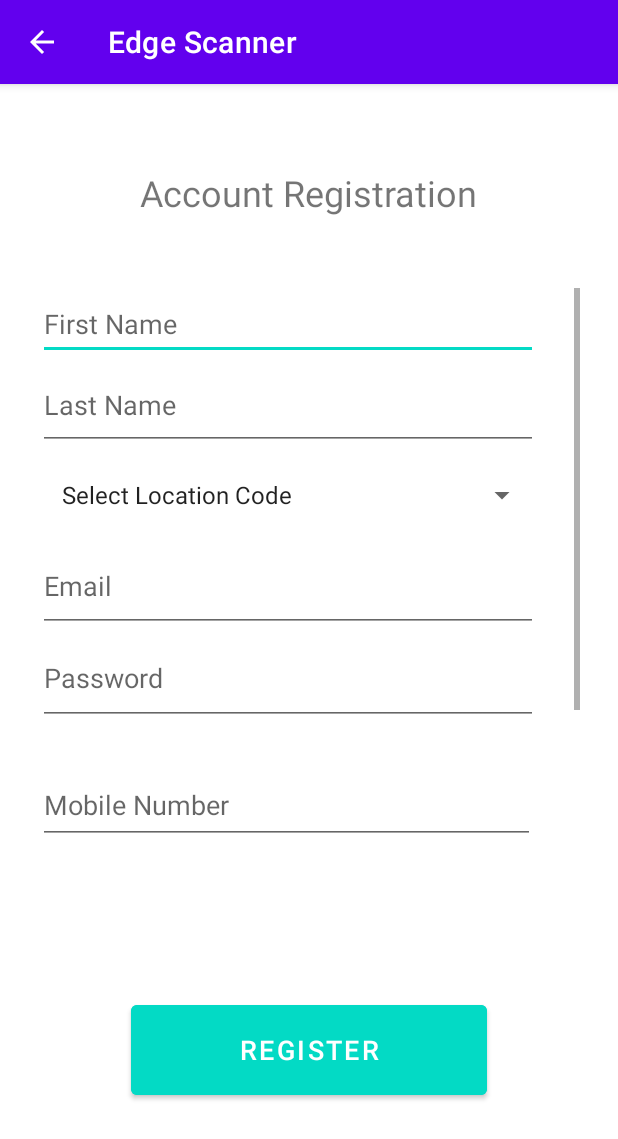
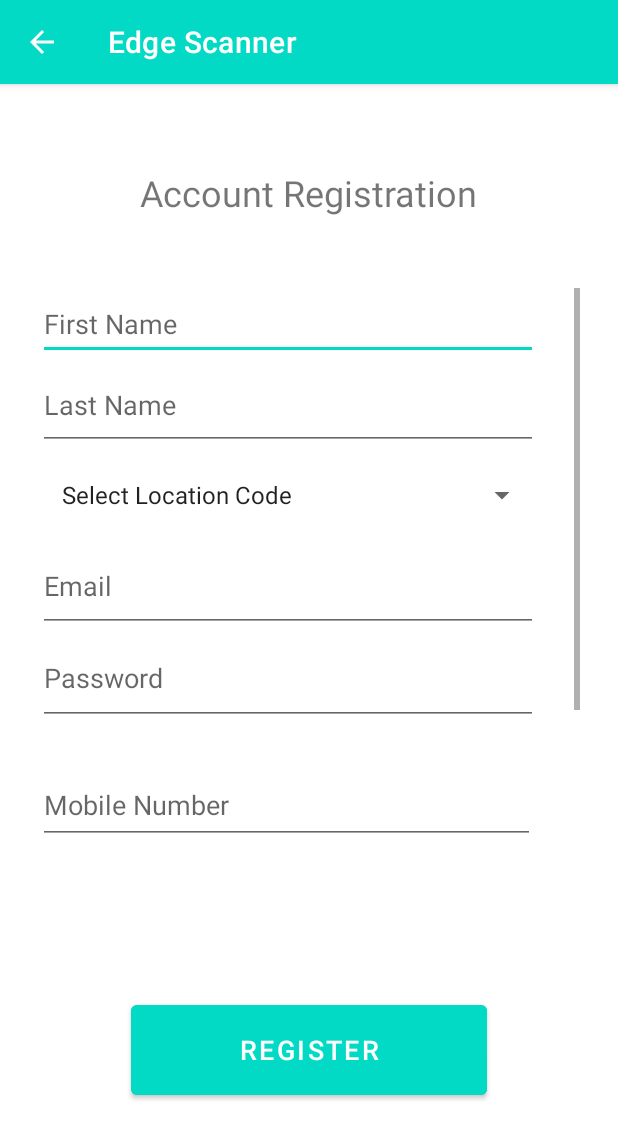
Before and after one commit to jolomunar/EdgeScanner-MobileApp, an Android app: the Register screen opened directly, with no data from a screen before it, on a phone screen of 412 x 824 dp. Shown: the top 1139 px of the screen. Run offline under Robolectric (Android 15) with nearby library versions, the phone set to English and light mode, and no system bars; our stand-ins replace Firebase (no records; nobody signed in at launch, a user with empty details on screens opened directly).

Commit message:
next-commit

```diff
--- a/app/src/main/java/apc/mobprog/myqrcodeandbarcodescanner/GlobalBarcode.java
+++ b/app/src/main/java/apc/mobprog/myqrcodeandbarcodescanner/GlobalBarcode.java
@@ -4,7 +4,6 @@ import java.util.ArrayList;
 
 public class GlobalBarcode {
     public static String barcode;
-    public static String fName;
     public static ArrayList<String> arrayList = new ArrayList<String>();
     public static String stCode;
     public static String size;
--- a/app/src/main/java/apc/mobprog/myqrcodeandbarcodescanner/PromoData.java
+++ b/app/src/main/java/apc/mobprog/myqrcodeandbarcodescanner/PromoData.java
@@ -7,18 +7,14 @@ public class PromoData {
     public static String password;
     public String locationCode;
     public String mobNum;
-    public String empAge;
-    public String empGen;
 
     public PromoData(String first, String sur, String emailAdd, String passwd, String locCode,
-                     String mobileNumber, String age, String gender) {
+                     String mobileNumber) {
         this.firstname = first;
         this.lastname = sur;
         this.email = emailAdd;
         this.password = passwd;
         this.locationCode = locCode;
         this.mobNum = mobileNumber;
-        this.empAge = age;
-        this.empGen= gender;
     }
 }
--- a/app/src/main/java/apc/mobprog/myqrcodeandbarcodescanner/Register.java
+++ b/app/src/main/java/apc/mobprog/myqrcodeandbarcodescanner/Register.java
@@ -36,9 +36,9 @@ import com.google.firebase.database.FirebaseDatabase;
 
 public class Register extends AppCompatActivity {
 
-    EditText firstname, lastname, email, password, mobNum, empAge;
-    Spinner locationCode, empGen;
-    String first, sur, emailAdd, passwd, locCode, mobileNumber, gender, age;
+    EditText firstname, lastname, email, password, mobNum;
+    Spinner locationCode;
+    String first, sur, emailAdd, passwd, locCode, mobileNumber;
     Button register;
 
     FirebaseDatabase node = FirebaseDatabase.getInstance();
@@ -58,7 +58,6 @@ public class Register extends AppCompatActivity {
         email = findViewById(R.id.email);
         password = findViewById(R.id.password);
         mobNum= findViewById(R.id.mobNum);
-        empAge = findViewById(R.id.empAge);
 
         //Location Code Dropdown
         locationCode = findViewById(R.id.locationCode);
@@ -67,12 +66,6 @@ public class Register extends AppCompatActivity {
         outlet.setDropDownViewResource(android.R.layout.simple_spinner_dropdown_item);
         locationCode.setAdapter(outlet);
 
-        //Gender Dropdown
-        empGen = findViewById(R.id.empGen);
-        ArrayAdapter<String> gender = new ArrayAdapter<String>(this,android.R.layout.simple_list_item_1,
-                getResources().getStringArray(R.array.empGen));
-        outlet.setDropDownViewResource(android.R.layout.simple_spinner_dropdown_item);
-        empGen.setAdapter(gender);
 
         beginOnClick();
 
@@ -91,8 +84,6 @@ public class Register extends AppCompatActivity {
                 passwd = password.getText().toString();
                 locCode = locationCode.getSelectedItem().toString();
                 mobileNumber = mobNum.getText().toString();
-                gender = empGen.getSelectedItem().toString();
-                age = empAge.getText().toString();
 
 
                 if (TextUtils.isEmpty(first)){
@@ -113,17 +104,13 @@ public class Register extends AppCompatActivity {
                 } else if (TextUtils.isEmpty(passwd) || passwd.length() < 8) {
                     password.setError("Password must contain at least 8 characters");
                     return;
-                } else if (TextUtils.isEmpty(age)) {
-                    empAge.setError("Please Enter Age");
-                    return;
                 } else {
-                    registerAccount(first, sur, emailAdd, passwd, locCode, mobileNumber, age, gender);
+                    registerAccount(first, sur, emailAdd, passwd, locCode, mobileNumber);
                 }
             }
         });
     }
-    public void registerAccount(String first, String sur, String emailAdd, String passwd, String locCode, String mobileNumber
-    , String age, String gender){
+    public void registerAccount(String first, String sur, String emailAdd, String passwd, String locCode, String mobileNumber){
 
 
 
@@ -153,8 +140,6 @@ public class Register extends AppCompatActivity {
                             promoMap.put("password", passwd);
                             promoMap.put("outlet", locCode);
                             promoMap.put("mobNum", mobileNumber);
-                            promoMap.put("empAge", age);
-                            promoMap.put("empGen", gender);
 
                             ref.child(userId).setValue(promoMap);
                         }
--- a/app/src/main/res/layout/activity_main.xml
+++ b/app/src/main/res/layout/activity_main.xml
@@ -80,6 +80,7 @@
         android:id="@+id/verifyEmailBtn"
         android:layout_width="165dp"
         android:layout_height="58dp"
+        android:backgroundTint="@color/teal_200"
         android:layout_marginTop="8dp"
         android:text="Verify Now"
         android:visibility="visible"
--- a/app/src/main/res/values/themes.xml
+++ b/app/src/main/res/values/themes.xml
@@ -2,8 +2,8 @@
     <!-- Base application theme. -->
     <style name="Theme.MyQRCodeAndBarcodeScanner" parent="Theme.MaterialComponents.DayNight.DarkActionBar">
         <!-- Primary brand color. -->
-        <item name="colorPrimary">@color/purple_500</item>
-        <item name="colorPrimaryVariant">@color/purple_700</item>
+        <item name="colorPrimary">@color/teal_200</item>
+        <item name="colorPrimaryVariant">@color/teal_700</item>
         <item name="colorOnPrimary">@color/white</item>
         <!-- Secondary brand color. -->
         <item name="colorSecondary">@color/teal_200</item>
```
Also changed, not shown: app/src/main/java/apc/mobprog/myqrcodeandbarcodescanner/DisplayActivity.java (+16 -9 lines), app/src/main/res/layout/activity_display.xml (+8 -9 lines), app/src/main/res/values/strings.xml (+2 -5 lines).
